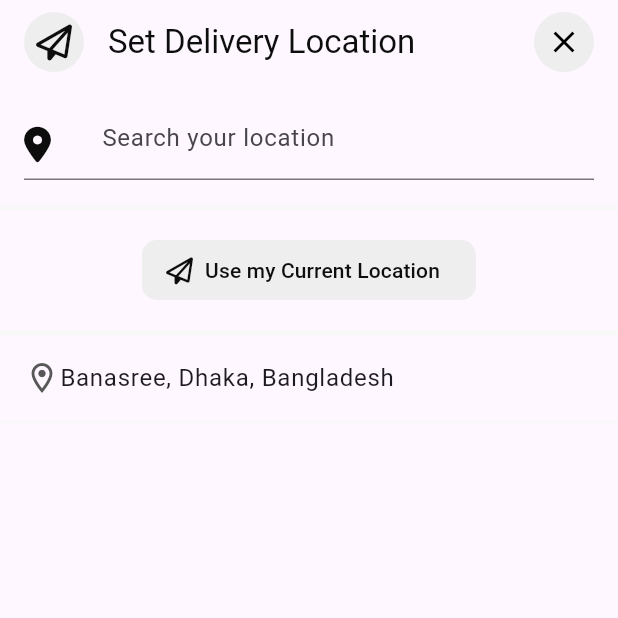
After one commit to Mohammed-AboLEneen/Google-Maps-App, a Flutter app: the SearchLocationScreen screen opened directly, on a phone screen of 412 x 824 dp, the top half of it. The commit adds this screen. Run offline on Flutter 3.47's test engine with Material 3 defaults, Android fonts, the phone set to English and light mode, and no system bars; our stand-ins replace font_awesome_flutter, geolocator, google_maps_flutter; missing offline and left inert: flutter_polyline_points.

Commit message:
build search location ui and text field in top of google maps

```diff
--- /dev/null
+++ b/lib/components/location_list_tile.dart
@@ -0,0 +1,40 @@
+import 'package:flutter/material.dart';
+
+import '../constants.dart';
+
+class LocationListTile extends StatelessWidget {
+  const LocationListTile({
+    Key? key,
+    required this.location,
+    required this.press,
+  }) : super(key: key);
+
+  final String location;
+  final VoidCallback press;
+
+  @override
+  Widget build(BuildContext context) {
+    return Column(
+      children: [
+        ListTile(
+          onTap: press,
+          horizontalTitleGap: 0,
+          leading: const Icon(
+            Icons.location_on_outlined,
+            color: secondaryColor40LightTheme,
+          ),
+          title: Text(
+            location,
+            maxLines: 2,
+            overflow: TextOverflow.ellipsis,
+          ),
+        ),
+        const Divider(
+          height: 2,
+          thickness: 2,
+          color: secondaryColor5LightTheme,
+        ),
+      ],
+    );
+  }
+}
--- /dev/null
+++ b/lib/constants.dart
@@ -0,0 +1,17 @@
+import 'package:flutter/material.dart';
+
+const String googleMapsApiKey = "AIzaSyA7aWChe1t_EMuS9hbSxZVLo0xY2_j-9dk";
+
+const String apiKey = "Your key";
+
+const Color primaryColor = Color(0xFF006491);
+const Color textColorLightTheme = Color(0xFF0D0D0E);
+
+const Color secondaryColor80LightTheme = Color(0xFF202225);
+const Color secondaryColor60LightTheme = Color(0xFF313336);
+const Color secondaryColor40LightTheme = Color(0xFF585858);
+const Color secondaryColor20LightTheme = Color(0xFF787F84);
+const Color secondaryColor10LightTheme = Color(0xFFEEEEEE);
+const Color secondaryColor5LightTheme = Color(0xFFF8F8F8);
+
+const defaultPadding = 16.0;
--- /dev/null
+++ b/lib/screens/location_search_screen.dart
@@ -0,0 +1,97 @@
+import 'package:flutter/material.dart';
+import 'package:font_awesome_flutter/font_awesome_flutter.dart';
+
+import '../components/location_list_tile.dart';
+import '../constants.dart';
+
+class SearchLocationScreen extends StatefulWidget {
+  const SearchLocationScreen({super.key});
+
+  @override
+  State<SearchLocationScreen> createState() => _SearchLocationScreenState();
+}
+
+class _SearchLocationScreenState extends State<SearchLocationScreen> {
+  @override
+  Widget build(BuildContext context) {
+    return Scaffold(
+      appBar: AppBar(
+        leading: const Padding(
+          padding: EdgeInsets.only(left: defaultPadding),
+          child: CircleAvatar(
+            backgroundColor: secondaryColor10LightTheme,
+            child:
+                FaIcon(FontAwesomeIcons.paperPlane, color: textColorLightTheme),
+          ),
+        ),
+        title: const Text(
+          "Set Delivery Location",
+          style: TextStyle(color: textColorLightTheme),
+        ),
+        actions: [
+          CircleAvatar(
+            backgroundColor: secondaryColor10LightTheme,
+            child: IconButton(
+              onPressed: () {},
+              icon: const Icon(Icons.close, color: Colors.black),
+            ),
+          ),
+          const SizedBox(width: defaultPadding)
+        ],
+      ),
+      body: Column(
+        children: [
+          Form(
+            child: Padding(
+              padding: const EdgeInsets.all(defaultPadding),
+              child: TextFormField(
+                onChanged: (value) {},
+                textInputAction: TextInputAction.search,
+                decoration: const InputDecoration(
+                  hintText: "Search your location",
+                  prefixIcon: Padding(
+                    padding: EdgeInsets.symmetric(vertical: 12),
+                    child: FaIcon(FontAwesomeIcons.locationDot,
+                        color: textColorLightTheme),
+                  ),
+                ),
+              ),
+            ),
+          ),
+          const Divider(
+            height: 4,
+            thickness: 4,
+            color: secondaryColor5LightTheme,
+          ),
+          Padding(
+            padding: const EdgeInsets.all(defaultPadding),
+            child: ElevatedButton.icon(
+              onPressed: () {},
+              icon: const FaIcon(FontAwesomeIcons.paperPlane,
+                  color: textColorLightTheme),
+              label: const Text("Use my Current Location"),
+              style: ElevatedButton.styleFrom(
+                backgroundColor: secondaryColor10LightTheme,
+                foregroundColor: textColorLightTheme,
+                elevation: 0,
+                fixedSize: const Size(double.infinity, 40),
+                shape: const RoundedRectangleBorder(
+                  borderRadius: BorderRadius.all(Radius.circular(10)),
+                ),
+              ),
+            ),
+          ),
+          const Divider(
+            height: 4,
+            thickness: 4,
+            color: secondaryColor5LightTheme,
+          ),
+          LocationListTile(
+            press: () {},
+            location: "Banasree, Dhaka, Bangladesh",
+          ),
+        ],
+      ),
+    );
+  }
+}
--- a/pubspec.yaml
+++ b/pubspec.yaml
@@ -38,6 +38,8 @@ dependencies:
   google_maps_flutter: ^2.7.0
   geolocator: ^12.0.0
   permission_handler: ^11.3.1
+  flutter_polyline_points: ^2.0.0
+  font_awesome_flutter: ^10.7.0
 
 dev_dependencies:
   flutter_test:
```
Also changed, not shown: lib/screens/main_screen.dart (+95 -6 lines), pubspec.lock.
